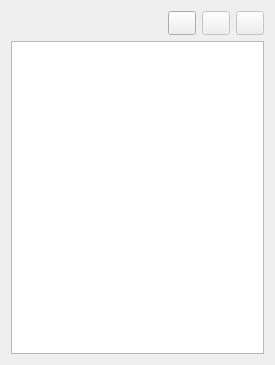
Above: selectchapter.ui from HappySeaFox/phrasebooks before the change. Below: the same form after it.
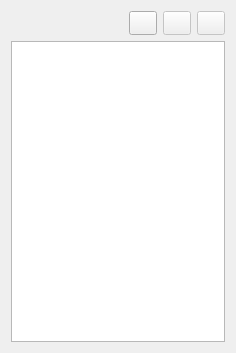
That is the form after the change. Icons and pictures are not drawn. Custom widgets are drawn as their Qt base class.

```diff
--- a/selectchapter.ui
+++ b/selectchapter.ui
@@ -6,8 +6,8 @@
    <rect>
     <x>0</x>
     <y>0</y>
-    <width>275</width>
-    <height>365</height>
+    <width>236</width>
+    <height>353</height>
    </rect>
   </property>
   <property name="windowTitle">
```
Left out of the diff: 4 changed lines with no effect on the pictures.
